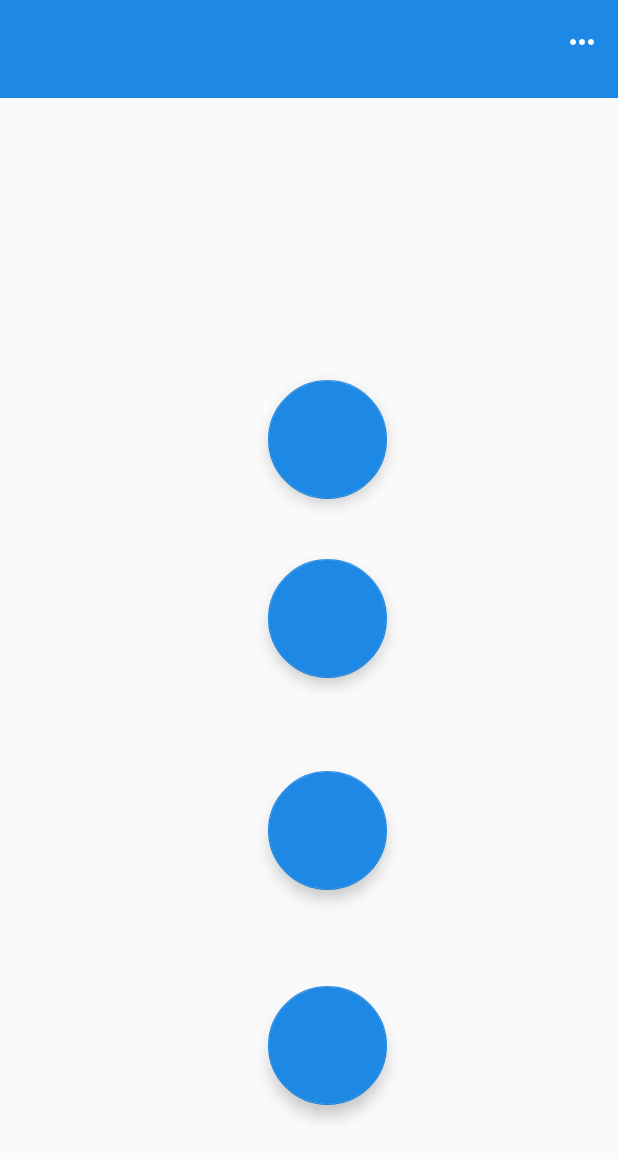
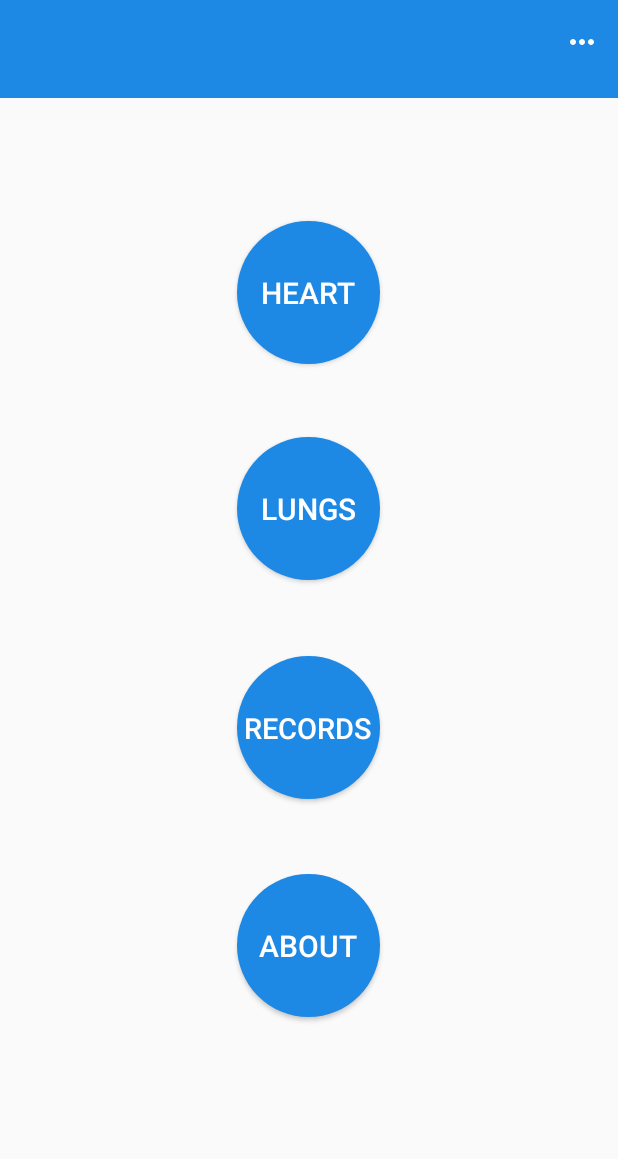
Before and after one commit to maheensaleh/HealthApp_UI_Design, an Android app: the screen it shows after launch once a user with an empty profile is signed in (MainOptions), on a phone screen of 412 x 824 dp. Shown: the top 1159 px of the screen. Run offline under Robolectric (Android 15) with nearby library versions, the phone set to English and light mode, and no system bars; our stand-ins replace Firebase (no records; nobody signed in at launch, a user with empty details on screens opened directly); libraries missing offline, so code that uses them is left out: com.firebase.ui.

Commit message:
first four buttons

```diff
--- a/app/src/main/java/com/example/hearthhealthhear/MainOptions.java
+++ b/app/src/main/java/com/example/hearthhealthhear/MainOptions.java
@@ -8,6 +8,7 @@ import android.os.Bundle;
 import android.view.Menu;
 import android.view.MenuInflater;
 import android.view.MenuItem;
+import android.widget.Button;
 import android.widget.SimpleAdapter;
 import android.widget.TextView;
 import android.widget.Toast;
@@ -23,6 +24,7 @@ public class MainOptions extends AppCompatActivity {
     String current_user_name;
     String current_user_email;
     private Toolbar mytoolbar;
+    Button heart_button;
 
 
 
@@ -33,11 +35,14 @@ public class MainOptions extends AppCompatActivity {
         setContentView(R.layout.activity_main_options);
         mytoolbar= (Toolbar) findViewById(R.id.toolbar);
         setSupportActionBar(mytoolbar);
-
+//
         username = (TextView)findViewById(R.id.user_name);
+        heart_button = (Button)findViewById(R.id.heart_button);
+        heart_button.setText("heart");
         firebaseAuth = FirebaseAuth.getInstance();
         current_user = firebaseAuth.getCurrentUser();
         current_user_name = current_user.getDisplayName();
+
 
         if (current_user_name==null){
             current_user_email= current_user.getEmail();
--- /dev/null
+++ b/app/src/main/res/drawable/ic_more_horiz_white.xml
@@ -0,0 +1,5 @@
+<vector android:height="24dp" android:tint="#FFFFFF"
+    android:viewportHeight="24.0" android:viewportWidth="24.0"
+    android:width="24dp" xmlns:android="http://schemas.android.com/apk/res/android">
+    <path android:fillColor="#FF000000" android:pathData="M6,10c-1.1,0 -2,0.9 -2,2s0.9,2 2,2 2,-0.9 2,-2 -0.9,-2 -2,-2zM18,10c-1.1,0 -2,0.9 -2,2s0.9,2 2,2 2,-0.9 2,-2 -0.9,-2 -2,-2zM12,10c-1.1,0 -2,0.9 -2,2s0.9,2 2,2 2,-0.9 2,-2 -0.9,-2 -2,-2z"/>
+</vector>
--- /dev/null
+++ b/app/src/main/res/drawable/round_button.xml
@@ -0,0 +1,13 @@
+<?xml version="1.0" encoding="utf-8"?>
+<selector xmlns:android="http://schemas.android.com/apk/res/android">
+    <item android:state_pressed="false">
+        <shape android:shape="oval">
+            <solid android:color="@color/blue"/>
+        </shape>
+    </item>
+    <item android:state_pressed="true">
+        <shape android:shape="oval">
+            <solid android:color="@color/white"/>
+        </shape>
+    </item>
+</selector>
--- a/app/src/main/res/layout/activity_main_options.xml
+++ b/app/src/main/res/layout/activity_main_options.xml
@@ -42,63 +42,66 @@
     </androidx.constraintlayout.widget.ConstraintLayout>
     </androidx.appcompat.widget.Toolbar>
 
-    <com.google.android.material.floatingactionbutton.FloatingActionButton
-    android:id="@+id/Heart"
-    android:layout_width="162dp"
-    android:layout_height="79dp"
+
+    <Button
+        android:id="@+id/heart_button"
+        android:layout_width="95dp"
+        android:layout_height="95dp"
+        android:background="@drawable/round_button"
+        android:text="Heart"
+        android:textColor="@color/white"
+        android:textSize="20dp"
         app:layout_constraintBottom_toBottomOf="parent"
         app:layout_constraintEnd_toEndOf="parent"
-    app:layout_constraintHorizontal_bias="0.538"
+        app:layout_constraintHorizontal_bias="0.498"
         app:layout_constraintStart_toStartOf="parent"
         app:layout_constraintTop_toTopOf="parent"
-    app:layout_constraintVertical_bias="0.34" />
+        app:layout_constraintVertical_bias="0.202" />
 
-    <TextView
-        android:layout_width="82dp"
-        android:layout_height="51dp"
-        android:text="heart"
-        android:textSize="15dp"
+    <Button
+        android:id="@+id/lungs_button"
+        android:layout_width="95dp"
+        android:layout_height="95dp"
+        android:background="@drawable/round_button"
+        android:text="Lungs"
         android:textColor="@color/white"
-        android:textStyle="bold"
+        android:textSize="20dp"
         app:layout_constraintBottom_toBottomOf="parent"
         app:layout_constraintEnd_toEndOf="parent"
-        app:layout_constraintHorizontal_bias="0.531"
+        app:layout_constraintHorizontal_bias="0.498"
         app:layout_constraintStart_toStartOf="parent"
         app:layout_constraintTop_toTopOf="parent"
-        app:layout_constraintVertical_bias="0.338" />
+        app:layout_constraintVertical_bias="0.39999998" />
 
-    <com.google.android.material.floatingactionbutton.FloatingActionButton
-    android:id="@+id/lungs"
-    android:layout_width="162dp"
-    android:layout_height="79dp"
+    <Button
+        android:id="@+id/records_button"
+        android:layout_width="95dp"
+        android:layout_height="95dp"
+        android:background="@drawable/round_button"
+        android:text="Records"
+        android:textColor="@color/white"
+        android:textSize="19dp"
         app:layout_constraintBottom_toBottomOf="parent"
         app:layout_constraintEnd_toEndOf="parent"
-    app:layout_constraintHorizontal_bias="0.538"
+        app:layout_constraintHorizontal_bias="0.498"
         app:layout_constraintStart_toStartOf="parent"
-    app:layout_constraintTop_toTopOf="parent" />
+        app:layout_constraintTop_toTopOf="parent"
+        app:layout_constraintVertical_bias="0.6" />
 
-    <com.google.android.material.floatingactionbutton.FloatingActionButton
-    android:id="@+id/about"
-    android:layout_width="162dp"
-    android:layout_height="79dp"
+    <Button
+        android:id="@+id/about_button"
+        android:layout_width="95dp"
+        android:layout_height="95dp"
+        android:background="@drawable/round_button"
+        android:text="about"
+        android:textColor="@color/white"
+        android:textSize="20dp"
         app:layout_constraintBottom_toBottomOf="parent"
         app:layout_constraintEnd_toEndOf="parent"
-    app:layout_constraintHorizontal_bias="0.538"
+        app:layout_constraintHorizontal_bias="0.498"
         app:layout_constraintStart_toStartOf="parent"
         app:layout_constraintTop_toTopOf="parent"
-    app:layout_constraintVertical_bias="0.883" />
-
-    <com.google.android.material.floatingactionbutton.FloatingActionButton
-    android:id="@+id/records"
-    android:layout_width="162dp"
-    android:layout_height="79dp"
-    app:layout_constraintBottom_toBottomOf="parent"
-    app:layout_constraintEnd_toEndOf="parent"
-    app:layout_constraintHorizontal_bias="0.538"
-    app:layout_constraintStart_toStartOf="parent"
-    app:layout_constraintTop_toTopOf="parent"
-    app:layout_constraintVertical_bias="0.69" />
-
+        app:layout_constraintVertical_bias="0.8" />
 
 
 </androidx.constraintlayout.widget.ConstraintLayout>
--- a/app/src/main/res/menu/menu1.xml
+++ b/app/src/main/res/menu/menu1.xml
@@ -7,7 +7,7 @@
 
     <!--    ITEM1 STARTS HERE-->
     <item android:id="@+id/more"
-        android:icon="@drawable/ic_more_white"
+        android:icon="@drawable/ic_more_horiz_white"
         android:title="settings"
         app:showAsAction="always">
 
@@ -27,10 +27,4 @@
 
     <!--    ITEM 1 ENDS HERE-->
 
-
-
-
-
-
-
 </menu>
```
Lines whose indentation alone changed are shown as unchanged.
